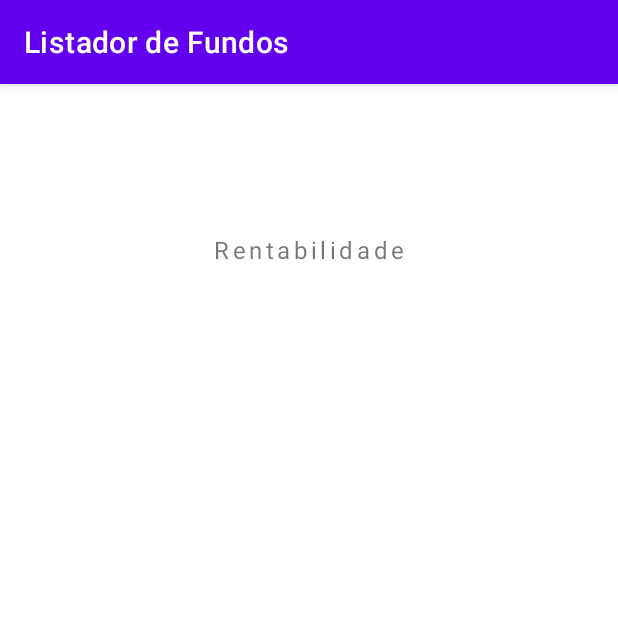
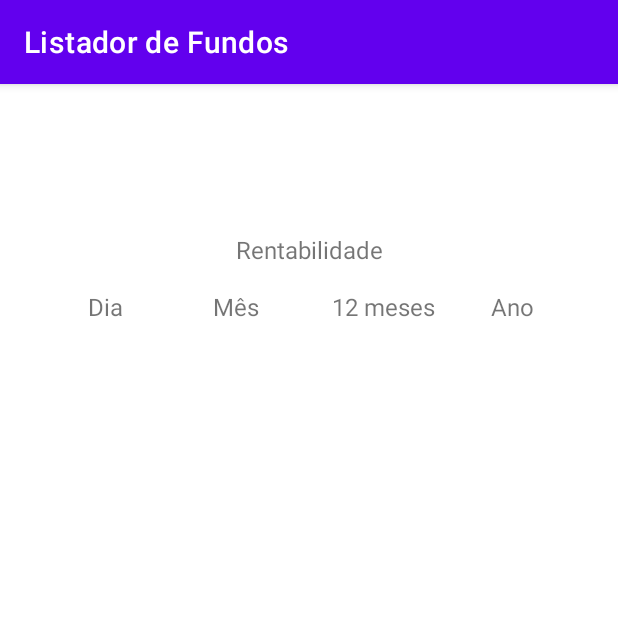
Before and after one commit to R-Vaccari/listador-de-fundos, an Android app: the FundoActivity screen opened directly, with no data from a screen before it, on a phone screen of 412 x 824 dp, the top half of it. Run offline under Robolectric (Android 15) with nearby library versions, the phone set to English and light mode, and no system bars; 6 statements that could not run were skipped.

Commit message:
Fixed Parcelable implementation, expanded ActivityFundo UI

```diff
--- a/app/src/main/java/com/rvapp/listadordefundos/FundoAdapter.java
+++ b/app/src/main/java/com/rvapp/listadordefundos/FundoAdapter.java
@@ -48,7 +48,7 @@ public class FundoAdapter extends RecyclerView.Adapter<FundoAdapter.HolderFundo>
         colorLateralBar(fundo, holder.lateralBar);
         holder.textSimpleName.setText(fundo.getSimpleName());
         holder.textFundType.setText(fundo.getSpecification().getFundType());
-        holder.textProfitability12m.setText(context.getText(R.string.card_rentabilidade_12m) + fundo.getProfitabilities().getM12() + "%");
+        holder.textProfitability12m.setText(context.getText(R.string.card_rentabilidade_12m) + fundo.getProfitabilities().getM12());
         holder.textMinimumApplication.setText(context.getText(R.string.card_minimum_application) + "R$" + fundo.getOperability().getMinimumInitialApplicationAmount());
     }
 
--- a/app/src/main/java/com/rvapp/listadordefundos/FundoProvider.java
+++ b/app/src/main/java/com/rvapp/listadordefundos/FundoProvider.java
@@ -4,7 +4,6 @@ import android.os.Handler;
 import android.os.Looper;
 import android.widget.Toast;
 
-import com.fasterxml.jackson.core.JsonProcessingException;
 import com.fasterxml.jackson.core.type.TypeReference;
 import com.fasterxml.jackson.databind.ObjectMapper;
 import com.rvapp.listadordefundos.entities.Fundo;
@@ -41,7 +40,7 @@ public class FundoProvider {
             });
             viewModel.postToLiveData(fundos);
         } catch (IOException e) {
-            e.printStackTrace();
+            Toast.makeText(viewModel.getApplication(), "Houve um erro durante a recuperação do cache!", Toast.LENGTH_LONG).show();
         }
     }
 
--- a/app/src/main/java/com/rvapp/listadordefundos/activities/FundoActivity.java
+++ b/app/src/main/java/com/rvapp/listadordefundos/activities/FundoActivity.java
@@ -1,17 +1,35 @@
 package com.rvapp.listadordefundos.activities;
 
+import android.content.Intent;
 import android.os.Bundle;
 
 import androidx.annotation.Nullable;
 import androidx.appcompat.app.AppCompatActivity;
 
+import com.google.android.material.textview.MaterialTextView;
 import com.rvapp.listadordefundos.R;
+import com.rvapp.listadordefundos.entities.Fundo;
 
 public class FundoActivity extends AppCompatActivity {
+    private Fundo fundo;
 
     @Override
     protected void onCreate(@Nullable Bundle savedInstanceState) {
         super.onCreate(savedInstanceState);
         setContentView(R.layout.activity_fundo);
+
+        MaterialTextView textFullName = findViewById(R.id.fundo_fullName);
+        MaterialTextView textDayProfit = findViewById(R.id.fundo_profitability_day_value);
+        MaterialTextView textMonthProfit = findViewById(R.id.fundo_profitability_month_value);
+        MaterialTextView text12mProfit = findViewById(R.id.fundo_profitability_12m_value);
+        MaterialTextView textYearProfit = findViewById(R.id.fundo_profitability_year_value);
+
+        Intent intent = getIntent();
+        fundo = intent.getExtras().getParcelable("fundo");
+        textFullName.setText(fundo.getFullName());
+        textDayProfit.setText(fundo.getProfitabilities().getDay());
+        textMonthProfit.setText(fundo.getProfitabilities().getMonth());
+        text12mProfit.setText(fundo.getProfitabilities().getM12());
+        textYearProfit.setText(fundo.getProfitabilities().getYear());
     }
 }
--- a/app/src/main/java/com/rvapp/listadordefundos/entities/Fundo.java
+++ b/app/src/main/java/com/rvapp/listadordefundos/entities/Fundo.java
@@ -58,6 +58,18 @@ public class Fundo implements Parcelable {
     }
 
     protected Fundo(Parcel in) {
+        benchmark = in.readParcelable(Benchmark.class.getClassLoader());
+        description = in.readParcelable(Description.class.getClassLoader());
+        documents = in.createTypedArray(Document.CREATOR);
+        fees = in.readParcelable(Fees.class.getClassLoader());
+        fundManager = in.readParcelable(FundManager.class.getClassLoader());
+        fundSituation = in.readParcelable(FundSituation.class.getClassLoader());
+        operability = in.readParcelable(Operability.class.getClassLoader());
+        performanceAudios =  in.createTypedArray(PerformanceAudio.CREATOR);
+        performanceVideos =  in.createTypedArray(PerformanceVideo.CREATOR);
+        profitabilities = in.readParcelable(Profitabilities.class.getClassLoader());
+        specification = in.readParcelable(Specification.class.getClassLoader());
+        strategyVideo = in.readParcelable(StrategyVideo.class.getClassLoader());
         id = in.readInt();
         fullName = in.readString();
         initialDate = in.readString();
@@ -407,6 +419,18 @@ public class Fundo implements Parcelable {
 
     @Override
     public void writeToParcel(Parcel dest, int flags) {
+        dest.writeParcelable(benchmark, flags);
+        dest.writeParcelable(description, flags);
+        dest.writeTypedArray(documents, flags);
+        dest.writeParcelable(fees, flags);
+        dest.writeParcelable(fundManager, flags);
+        dest.writeParcelable(fundSituation, flags);
+        dest.writeParcelable(operability, flags);
+        dest.writeTypedArray(performanceAudios, flags);
+        dest.writeTypedArray(performanceVideos, flags);
+        dest.writeParcelable(profitabilities, flags);
+        dest.writeParcelable(specification, flags);
+        dest.writeParcelable(strategyVideo, flags);
         dest.writeInt(id);
         dest.writeString(fullName);
         dest.writeString(initialDate);
--- a/app/src/main/res/layout/activity_fundo.xml
+++ b/app/src/main/res/layout/activity_fundo.xml
@@ -15,6 +15,7 @@
         android:layout_marginTop="16dp"
         android:fontFamily="sans-serif-black"
         android:textSize="20sp"
+        android:layout_marginHorizontal="16dp"
         app:layout_constraintStart_toStartOf="parent"
         app:layout_constraintTop_toTopOf="parent" />
 
@@ -25,11 +26,94 @@
         android:layout_height="wrap_content"
         android:layout_marginTop="48dp"
         android:textSize="16sp"
-        android:letterSpacing="0.15"
         android:text="@string/rentabilidade"
         app:layout_constraintEnd_toEndOf="parent"
         app:layout_constraintStart_toStartOf="parent"
         app:layout_constraintTop_toBottomOf="@+id/fundo_fullName" />
 
+    <com.google.android.material.textview.MaterialTextView
+        android:id="@+id/fundo_profitability_day"
+        android:layout_width="wrap_content"
+        android:layout_height="wrap_content"
+        android:layout_marginTop="16dp"
+        android:text="@string/dia"
+        android:textSize="16sp"
+        app:layout_constraintEnd_toStartOf="@+id/fundo_profitability_subtitle"
+        app:layout_constraintHorizontal_bias="0.4"
+        app:layout_constraintStart_toStartOf="parent"
+        app:layout_constraintTop_toBottomOf="@+id/fundo_profitability_subtitle" />
 
+    <com.google.android.material.textview.MaterialTextView
+        android:id="@+id/fundo_profitability_day_value"
+        android:layout_width="wrap_content"
+        android:layout_height="wrap_content"
+        android:layout_marginTop="8dp"
+        android:textSize="12sp"
+        app:layout_constraintEnd_toEndOf="@id/fundo_profitability_day"
+        app:layout_constraintStart_toStartOf="@id/fundo_profitability_day"
+        app:layout_constraintTop_toBottomOf="@id/fundo_profitability_day" />
+
+    <com.google.android.material.textview.MaterialTextView
+        android:id="@+id/fundo_profitability_month"
+        android:layout_width="wrap_content"
+        android:layout_height="wrap_content"
+        android:layout_marginTop="16dp"
+        android:text="@string/mes"
+        android:textSize="16sp"
+        app:layout_constraintEnd_toStartOf="@+id/fundo_profitability_subtitle"
+        app:layout_constraintStart_toStartOf="@+id/fundo_profitability_subtitle"
+        app:layout_constraintTop_toBottomOf="@+id/fundo_profitability_subtitle" />
+
+    <com.google.android.material.textview.MaterialTextView
+        android:id="@+id/fundo_profitability_month_value"
+        android:layout_width="wrap_content"
+        android:layout_height="wrap_content"
+        android:layout_marginTop="8dp"
+        android:textSize="12sp"
+        app:layout_constraintEnd_toEndOf="@id/fundo_profitability_month"
+        app:layout_constraintStart_toStartOf="@id/fundo_profitability_month"
+        app:layout_constraintTop_toBottomOf="@id/fundo_profitability_month" />
+
+    <com.google.android.material.textview.MaterialTextView
+        android:id="@+id/fundo_profitability_12m"
+        android:layout_width="wrap_content"
+        android:layout_height="wrap_content"
+        android:layout_marginTop="16dp"
+        android:text="@string/doze_meses"
+        android:textSize="16sp"
+        app:layout_constraintEnd_toEndOf="@+id/fundo_profitability_subtitle"
+        app:layout_constraintStart_toEndOf="@+id/fundo_profitability_subtitle"
+        app:layout_constraintTop_toBottomOf="@+id/fundo_profitability_subtitle" />
+
+    <com.google.android.material.textview.MaterialTextView
+        android:id="@+id/fundo_profitability_12m_value"
+        android:layout_width="wrap_content"
+        android:layout_height="wrap_content"
+        android:layout_marginTop="8dp"
+        android:textSize="12sp"
+        app:layout_constraintEnd_toEndOf="@id/fundo_profitability_12m"
+        app:layout_constraintStart_toStartOf="@id/fundo_profitability_12m"
+        app:layout_constraintTop_toBottomOf="@id/fundo_profitability_12m" />
+
+    <com.google.android.material.textview.MaterialTextView
+        android:id="@+id/fundo_profitability_year"
+        android:layout_width="wrap_content"
+        android:layout_height="wrap_content"
+        android:layout_marginTop="16dp"
+        android:text="@string/ano"
+        android:textSize="16sp"
+        app:layout_constraintEnd_toEndOf="parent"
+        app:layout_constraintHorizontal_bias="0.6"
+        app:layout_constraintStart_toEndOf="@+id/fundo_profitability_subtitle"
+        app:layout_constraintTop_toBottomOf="@+id/fundo_profitability_subtitle" />
+
+    <com.google.android.material.textview.MaterialTextView
+        android:id="@+id/fundo_profitability_year_value"
+        android:layout_width="wrap_content"
+        android:layout_height="wrap_content"
+        android:layout_marginTop="8dp"
+        android:textSize="12sp"
+        app:layout_constraintEnd_toEndOf="@id/fundo_profitability_year"
+        app:layout_constraintStart_toStartOf="@id/fundo_profitability_year"
+        app:layout_constraintTop_toBottomOf="@id/fundo_profitability_year" />
 </androidx.constraintlayout.widget.ConstraintLayout>
--- a/app/src/main/res/values/strings.xml
+++ b/app/src/main/res/values/strings.xml
@@ -6,4 +6,8 @@
 
     <string name="rentabilidade">Rentabilidade</string>
     <string name="caracteristicas">Características</string>
+    <string name="dia">Dia</string>
+    <string name="mes">Mês</string>
+    <string name="doze_meses">12 meses</string>
+    <string name="ano">Ano</string>
 </resources>
```
